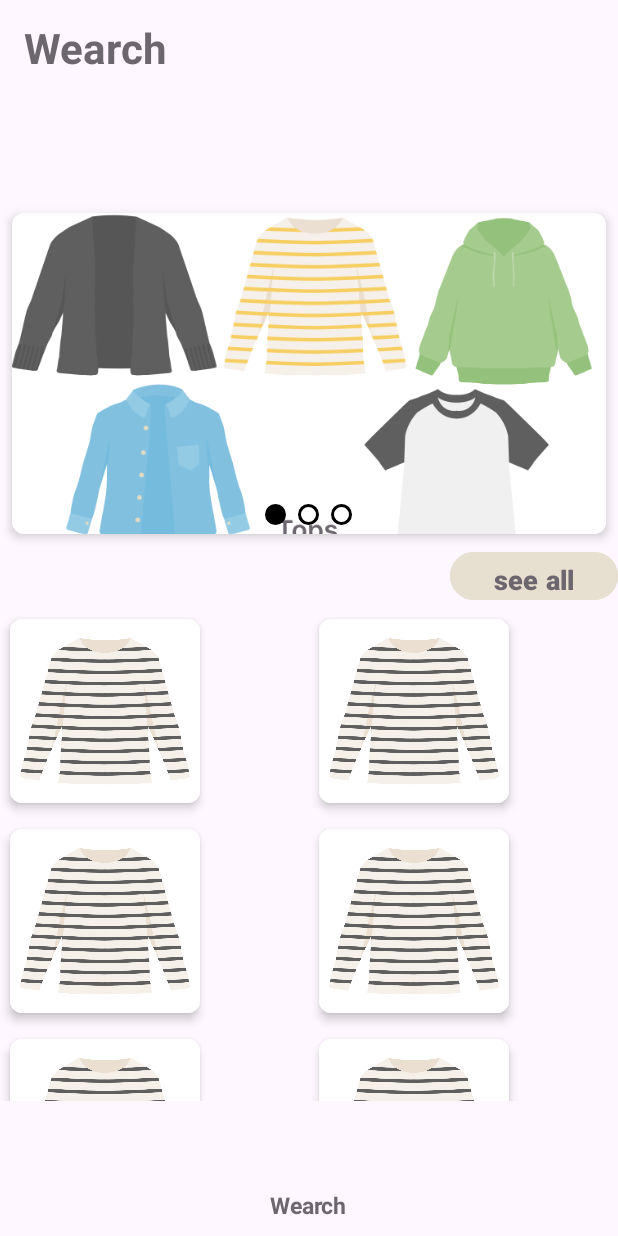
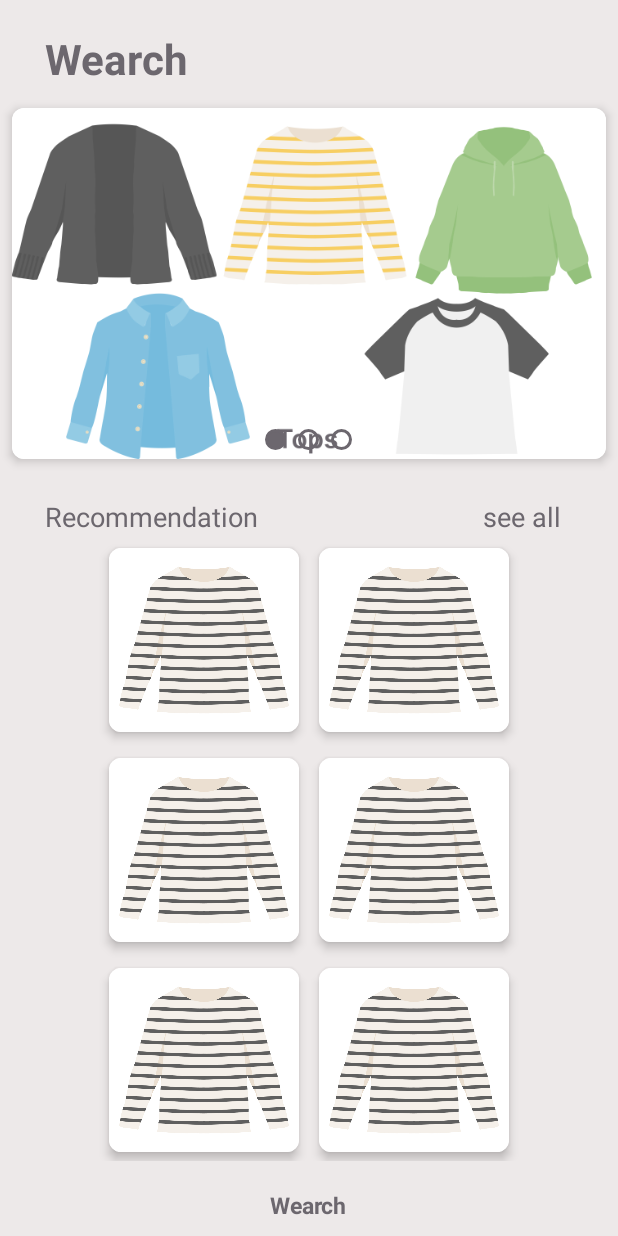
Before and after one commit to miki-aliyas/WearchApp, an Android app: the MainFragment screen opened directly, with no data from a screen before it, on a phone screen of 412 x 824 dp. Run offline under Robolectric (Android 15) with nearby library versions, the phone set to English and light mode, and no system bars; pictures from the network do not load.

Commit message:
レイアウトファイルの修正

```diff
--- a/app/src/main/res/drawable/circle_off_shape.xml
+++ b/app/src/main/res/drawable/circle_off_shape.xml
@@ -1,6 +1,6 @@
 <?xml version="1.0" encoding="utf-8"?>
 <shape android:shape="oval" xmlns:android="http://schemas.android.com/apk/res/android">
     <solid android:color="@android:color/transparent"/>
-    <stroke android:color="@color/black"
+    <stroke android:color="@color/darkbrown"
             android:width="2dp" />
 </shape>
--- a/app/src/main/res/drawable/circle_on_shape.xml
+++ b/app/src/main/res/drawable/circle_on_shape.xml
@@ -1,6 +1,6 @@
 <?xml version="1.0" encoding="utf-8"?>
 <shape android:shape="oval" xmlns:android="http://schemas.android.com/apk/res/android">
-    <solid android:color="@color/black"/>
-    <stroke android:color="@color/black"
+    <solid android:color="@color/darkbrown"/>
+    <stroke android:color="@color/darkbrown"
         android:width="2dp" />
 </shape>
--- a/app/src/main/res/layout/activity_top.xml
+++ b/app/src/main/res/layout/activity_top.xml
@@ -5,6 +5,7 @@
     android:id="@+id/main"
     android:layout_width="match_parent"
     android:layout_height="match_parent"
+    android:background="#EDE9E9"
     tools:context=".ui.main.MainActivity">
 
     <ImageView
@@ -21,7 +22,7 @@
         android:layout_marginBottom="50dp"
         android:text="@string/Lets_get_started"
         android:textStyle="bold"
-        android:textSize="25sp"
+        android:textSize="20sp"
         android:textColor="@color/darkbrown"
         android:backgroundTint="#E7E0D1"
         android:onClick="clicked" />
--- a/app/src/main/res/layout/activity_top_bar.xml
+++ b/app/src/main/res/layout/activity_top_bar.xml
@@ -5,7 +5,8 @@
     android:id="@+id/main"
     android:layout_width="match_parent"
     android:layout_height="match_parent"
-    android:orientation="vertical">
+    android:orientation="vertical"
+    android:background="#EDE9E9">
 
     <androidx.appcompat.widget.Toolbar
         android:layout_width="match_parent"
@@ -14,7 +15,8 @@
         <TextView
             android:layout_width="wrap_content"
             android:layout_height="wrap_content"
-            android:layout_marginTop="10dp"
+            android:layout_marginStart="30dp"
+            android:layout_marginTop="20dp"
             android:text="@string/brand_name"
             android:textColor="@color/darkbrown"
             android:textSize="28sp"
@@ -24,8 +26,12 @@
 
     <FrameLayout
         android:layout_width="match_parent"
-        android:layout_height="match_parent"
-        android:id="@+id/container">
+        android:layout_height="match_parent">
+
+        <FrameLayout
+            android:id="@+id/container"
+            android:layout_width="match_parent"
+            android:layout_height="match_parent"/>
 
         <TextView
             android:layout_width="wrap_content"
--- a/app/src/main/res/layout/fragment_main.xml
+++ b/app/src/main/res/layout/fragment_main.xml
@@ -2,7 +2,8 @@
 <LinearLayout xmlns:android="http://schemas.android.com/apk/res/android"
     android:layout_width="match_parent"
     android:layout_height="match_parent"
-    android:orientation="vertical">
+    android:orientation="vertical"
+    android:background="#EDE9E9">
 
     <FrameLayout
         android:layout_width="match_parent"
@@ -11,8 +12,7 @@
     <androidx.viewpager2.widget.ViewPager2
         android:id="@+id/viewPager"
         android:layout_width="match_parent"
-        android:layout_height="230dp"
-        android:layout_marginTop="70dp"/>
+        android:layout_height="250dp"/>
 
     <LinearLayout
         android:layout_width="wrap_content"
@@ -46,26 +46,49 @@
 
     <LinearLayout
         android:layout_width="match_parent"
-        android:layout_height="0dp"
+        android:layout_height="match_parent"
         android:layout_weight="1"
         android:orientation="vertical">
 
-    <Button
-        android:id="@+id/button02"
-        android:layout_width="match_parent"
-        android:layout_height="40dp"
-        android:layout_marginStart="300dp"
-        android:backgroundTint="#E7E0D1"
-        android:onClick="clicked"
-        android:text="@string/see_all"
-        android:textColor="@color/darkbrown"
-        android:textSize="18sp"
-        android:textStyle="bold" />
+        <LinearLayout
+            android:layout_width="match_parent"
+            android:layout_height="wrap_content"
+            android:orientation="horizontal"
+            android:layout_marginTop="18dp">
 
-    <androidx.recyclerview.widget.RecyclerView
-        android:id="@+id/recyclerView"
-        android:layout_width="match_parent"
-        android:layout_height="330dp" />
+            <TextView
+                android:id="@+id/recommendation"
+                android:layout_width="wrap_content"
+                android:layout_height="wrap_content"
+                android:layout_marginStart="30dp"
+                android:text="@string/Recommendation"
+                android:textColor="@color/darkbrown"
+                android:textSize="18sp" />
+
+            <TextView
+                android:id="@+id/see_all"
+                android:layout_width="match_parent"
+                android:layout_height="wrap_content"
+                android:layout_marginStart="150dp"
+                android:text="@string/see_all"
+                android:textColor="@color/darkbrown"
+                android:textSize="18sp" />
+
+        </LinearLayout>
+
+        <FrameLayout
+            android:layout_width="match_parent"
+            android:layout_height="0dp"
+            android:layout_weight="1">
+
+            <androidx.recyclerview.widget.RecyclerView
+                android:id="@+id/recyclerView"
+                android:layout_width="wrap_content"
+                android:layout_height="match_parent"
+                android:layout_gravity="bottom|center_horizontal"
+                android:layout_marginBottom="50dp"/>
+
+        </FrameLayout>
 
     </LinearLayout>
 </LinearLayout>
--- a/app/src/main/res/layout/item_recommendation.xml
+++ b/app/src/main/res/layout/item_recommendation.xml
@@ -5,6 +5,7 @@
     android:id="@+id/recommendation_card"
     android:layout_width="136dp"
     android:layout_height="136dp"
+    android:background="#EDE9E9"
     app:cardCornerRadius="8dp"
     app:cardElevation="4dp"
     app:cardUseCompatPadding="true">
--- a/app/src/main/res/values/strings.xml
+++ b/app/src/main/res/values/strings.xml
@@ -2,4 +2,5 @@
     <string name="brand_name">Wearch</string>
     <string name="Lets_get_started">Lets get started</string>
     <string name="see_all">see all</string>
+    <string name="Recommendation">Recommendation</string>
 </resources>
```
